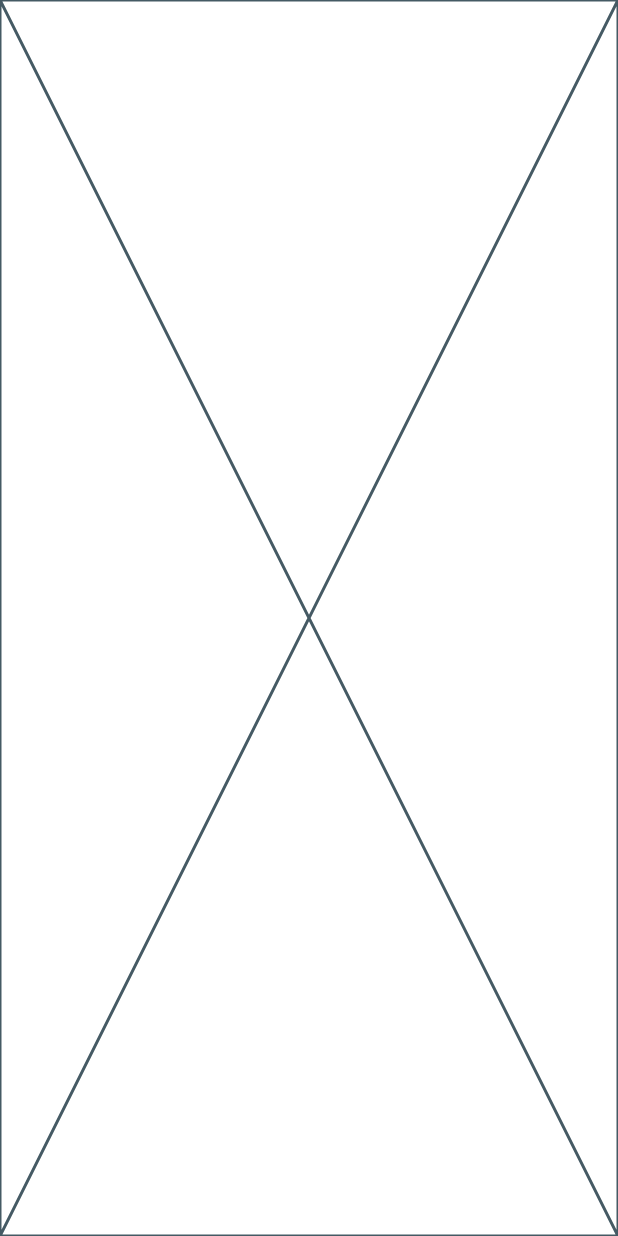
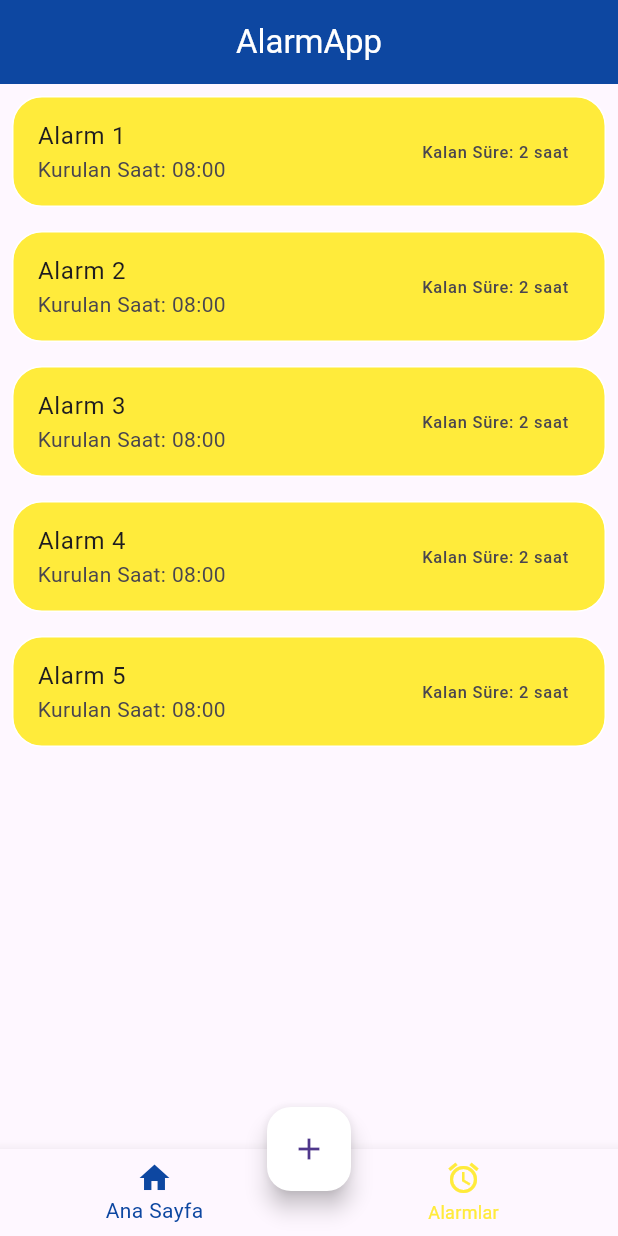
Before and after one commit to BerkanCamoglu/FlutterAlarmApp, a Flutter app: the screen it shows after launch, on a phone screen of 412 x 824 dp. Run offline on Flutter 3.47's test engine with Material 3 defaults, Android fonts, the phone set to English and light mode, and no system bars; our stand-ins replace flutter_screenutil, get, internet_connection_checker, shared_preferences, sqflite; accounts and stored records are empty.

Commit message:
AppMain eklendi ve frontend aktarıldı

```diff
--- a/lib/product/services/route/route_service.dart
+++ b/lib/product/services/route/route_service.dart
@@ -1,4 +1,5 @@
-import 'package:flutteralarmapp/view/app/home/home_view.dart';
+import 'package:flutteralarmapp/view/app/app_controller.dart';
+import 'package:flutteralarmapp/view/app/app_main.dart';
 import 'package:flutteralarmapp/view/splash/controller/splash_controller.dart';
 import 'package:flutteralarmapp/view/splash/error_view.dart';
 import 'package:flutteralarmapp/view/splash/view/splash_view.dart';
@@ -16,8 +17,9 @@ class RouteService {
       page: () => const ErrorView(),
     ),
     GetPage(
-      name: home,
-      page: () => const HomeView(),
+      name: app,
+      page: () => const AppMain(),
+      binding: AppBinding(),
     ),
   ];
 
@@ -27,6 +29,6 @@ class RouteService {
   static String error = "/error";
   static String getErrorRoute() => error;
 
-  static String home = "/home";
-  static String getHomeRoute() => home;
+  static String app = "/app";
+  static String getHomeRoute() => app;
 }
--- /dev/null
+++ b/lib/view/app/app_controller.dart
@@ -0,0 +1,31 @@
+import 'package:flutteralarmapp/view/app/alarm/add/add_alarm_view.dart';
+import 'package:flutteralarmapp/view/app/alarm/alarm_view.dart';
+import 'package:flutteralarmapp/view/app/home/home_view.dart';
+import 'package:get/get.dart';
+import 'package:flutter/material.dart';
+
+class AppBinding extends Bindings {
+  @override
+  void dependencies() {
+    Get.lazyPut(() => AppController());
+  }
+}
+
+class AppController extends GetxController {
+  RxInt index = 0.obs;
+  List<Widget> screens = [
+    const HomeView(),
+    const AlarmView(),
+  ];
+
+  void onItemTapped(int i) {
+    index.value = i;
+  }
+
+  void navigateAddAlarm() {
+    Get.to(
+      () => const AddAlarmView(),
+      transition: Transition.downToUp,
+    );
+  }
+}
--- /dev/null
+++ b/lib/view/app/app_main.dart
@@ -0,0 +1,61 @@
+import 'package:flutter/material.dart';
+import 'package:flutteralarmapp/view/app/app_controller.dart';
+import 'package:get/get.dart';
+
+class AppMain extends StatelessWidget {
+  const AppMain({super.key});
+
+  @override
+  Widget build(BuildContext context) {
+    return GetBuilder<AppController>(
+      initState: (state) {
+        state.controller ?? Get.find<AppController>();
+      },
+      builder: (controller) {
+        return Scaffold(
+          appBar: AppBar(
+            title: const Center(
+              child: Text(
+                'AlarmApp',
+                textAlign: TextAlign.center,
+                style: TextStyle(
+                  color: Colors.white,
+                ),
+              ),
+            ),
+            backgroundColor: Colors.blue[900],
+          ),
+          body: Obx(() {
+            return controller.screens[controller.index.value];
+          }),
+          bottomNavigationBar: BottomNavigationBar(
+            items: const <BottomNavigationBarItem>[
+              BottomNavigationBarItem(
+                icon: Icon(Icons.home),
+                label: 'Ana Sayfa',
+              ),
+              BottomNavigationBarItem(
+                icon: Icon(Icons.alarm),
+                label: 'Alarmlar',
+              ),
+            ],
+            currentIndex: controller.index.value,
+            onTap: controller.onItemTapped,
+            selectedItemColor: Colors.blue[900],
+            unselectedItemColor: Colors.yellow,
+            type: BottomNavigationBarType.fixed,
+          ),
+          floatingActionButton: FloatingActionButton(
+            onPressed: () {
+              controller.navigateAddAlarm();
+            },
+            backgroundColor: Colors.white,
+            child: const Icon(Icons.add),
+          ),
+          floatingActionButtonLocation:
+              FloatingActionButtonLocation.centerDocked,
+        );
+      },
+    );
+  }
+}
--- a/lib/view/app/home/home_view.dart
+++ b/lib/view/app/home/home_view.dart
@@ -5,6 +5,30 @@ class HomeView extends StatelessWidget {
 
   @override
   Widget build(BuildContext context) {
-    return const Placeholder();
+    return Scaffold(
+      body: ListView.builder(
+        itemCount: 5,
+        itemBuilder: (context, index) {
+          return Padding(
+            padding: const EdgeInsets.all(8.0),
+            child: Container(
+              decoration: BoxDecoration(
+                border: Border.all(
+                  color: Colors.white,
+                  width: 1.0,
+                ),
+                borderRadius: BorderRadius.circular(20.0),
+                color: Colors.yellow,
+              ),
+              child: ListTile(
+                title: Text('Alarm ${index + 1}'),
+                subtitle: const Text('Kurulan Saat: 08:00'),
+                trailing: const Text('Kalan Süre: 2 saat'),
+              ),
+            ),
+          );
+        },
+      ),
+    );
   }
 }
--- a/lib/view/splash/controller/splash_controller.dart
+++ b/lib/view/splash/controller/splash_controller.dart
@@ -17,7 +17,7 @@ class SplashController extends GetxController {
       () async {
         bool hasConnection = await InternetConnectionChecker().hasConnection;
         if (hasConnection == true) {
-          Get.offNamed(RouteService.home);
+          Get.offNamed(RouteService.app);
         } else {
           Get.offNamed(RouteService.error);
         }
```
Also changed, not shown: lib/main.dart (+3 -4 lines), lib/view/app/alarm/add/add_alarm_view.dart (+127 -0 lines), lib/view/app/alarm/alarm_view.dart (+52 -0 lines).
